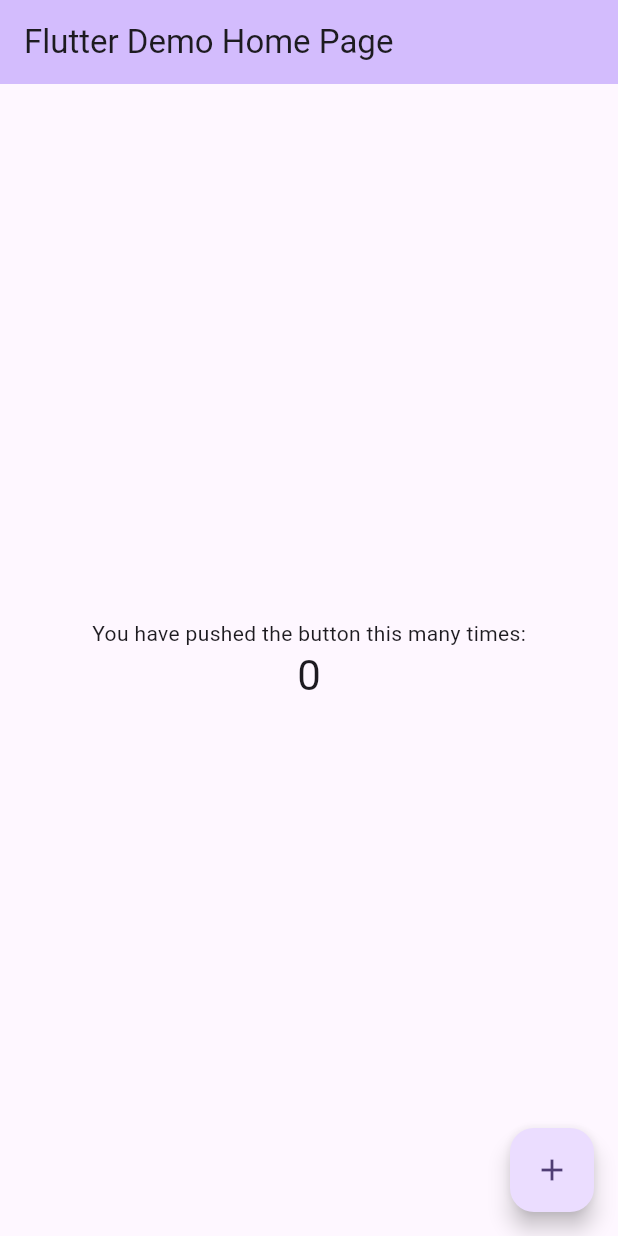
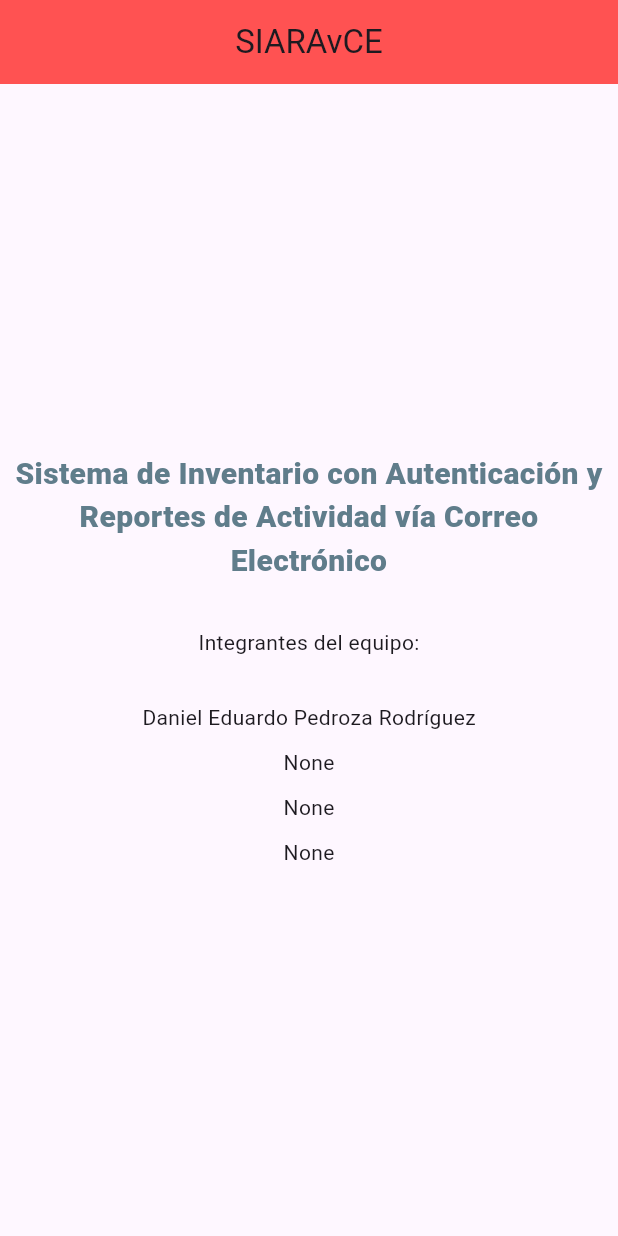
Before and after one commit to up220672/2024-3-POO-SIARAvCE, a Flutter app: the screen it shows after launch, on a phone screen of 412 x 824 dp. Run offline on Flutter 3.47's test engine with Material 3 defaults, Android fonts, the phone set to English and light mode, and no system bars; our stand-ins replace shared_preferences.

Commit message:
Se hizo responsiva la applicación

```diff
--- /dev/null
+++ b/frontend/devtools_options.yaml
@@ -0,0 +1,3 @@
+description: This file stores settings for Dart & Flutter DevTools.
+documentation: https://docs.flutter.dev/tools/devtools/extensions#configure-extension-enablement-states
+extensions:
--- /dev/null
+++ b/frontend/lib/database/singleton_db.dart
@@ -0,0 +1 @@
+// En este archivo ira nuestro Singleton para la conexión a la base de datos
--- /dev/null
+++ b/frontend/lib/login/info.txt
@@ -0,0 +1 @@
+En esta carpeta estará toda la lógica para poder iniciar sesión con Active Directory
--- a/frontend/lib/main.dart
+++ b/frontend/lib/main.dart
@@ -1,125 +1,38 @@
 import 'package:flutter/material.dart';
+import 'package:frontend/pages/home.dart';
+import 'package:frontend/theme/app_theme.dart';
+import 'package:provider/provider.dart';
 
-void main() {
-  runApp(const MyApp());
+void main() async {
+  // Crea el tema antes de ejecutar runApp()
+  final themeNotifier = AppThemeNotifier();
+  await themeNotifier.loadTheme();
+
+  runApp(MyApp(themeNotifier: themeNotifier));
 }
 
 class MyApp extends StatelessWidget {
-  const MyApp({super.key});
+  final AppThemeNotifier themeNotifier;
 
-  // This widget is the root of your application.
+  const MyApp({super.key, required this.themeNotifier});
+
   @override
   Widget build(BuildContext context) {
-    return MaterialApp(
-      title: 'Flutter Demo',
-      theme: ThemeData(
-        // This is the theme of your application.
-        //
-        // TRY THIS: Try running your application with "flutter run". You'll see
-        // the application has a purple toolbar. Then, without quitting the app,
-        // try changing the seedColor in the colorScheme below to Colors.green
-        // and then invoke "hot reload" (save your changes or press the "hot
-        // reload" button in a Flutter-supported IDE, or press "r" if you used
-        // the command line to start the app).
-        //
-        // Notice that the counter didn't reset back to zero; the application
-        // state is not lost during the reload. To reset the state, use hot
-        // restart instead.
-        //
-        // This works for code too, not just values: Most code changes can be
-        // tested with just a hot reload.
-        colorScheme: ColorScheme.fromSeed(seedColor: Colors.deepPurple),
-        useMaterial3: true,
+
+    return ChangeNotifierProvider.value(
+      value: themeNotifier,
+      child: Consumer<AppThemeNotifier>(
+        builder: (context, tema, _) {
+          return MaterialApp(
+            debugShowCheckedModeBanner: false,
+            theme: tema.appTheme.getTheme(),
+            initialRoute: '/home',
+            routes: {
+              '/home': (context) => HomePage(themeNotifier: tema),
+            },
+          );
+        },
       ),
-      home: const MyHomePage(title: 'Flutter Demo Home Page'),
     );
   }
 }
-
-class MyHomePage extends StatefulWidget {
-  const MyHomePage({super.key, required this.title});
-
-  // This widget is the home page of your application. It is stateful, meaning
-  // that it has a State object (defined below) that contains fields that affect
-  // how it looks.
-
-  // This class is the configuration for the state. It holds the values (in this
-  // case the title) provided by the parent (in this case the App widget) and
-  // used by the build method of the State. Fields in a Widget subclass are
-  // always marked "final".
-
-  final String title;
-
-  @override
-  State<MyHomePage> createState() => _MyHomePageState();
-}
-
-class _MyHomePageState extends State<MyHomePage> {
-  int _counter = 0;
-
-  void _incrementCounter() {
-    setState(() {
-      // This call to setState tells the Flutter framework that something has
-      // changed in this State, which causes it to rerun the build method below
-      // so that the display can reflect the updated values. If we changed
-      // _counter without calling setState(), then the build method would not be
-      // called again, and so nothing would appear to happen.
-      _counter++;
-    });
-  }
-
-  @override
-  Widget build(BuildContext context) {
-    // This method is rerun every time setState is called, for instance as done
-    // by the _incrementCounter method above.
-    //
-    // The Flutter framework has been optimized to make rerunning build methods
-    // fast, so that you can just rebuild anything that needs updating rather
-    // than having to individually change instances of widgets.
-    return Scaffold(
-      appBar: AppBar(
-        // TRY THIS: Try changing the color here to a specific color (to
-        // Colors.amber, perhaps?) and trigger a hot reload to see the AppBar
-        // change color while the other colors stay the same.
-        backgroundColor: Theme.of(context).colorScheme.inversePrimary,
-        // Here we take the value from the MyHomePage object that was created by
-        // the App.build method, and use it to set our appbar title.
-        title: Text(widget.title),
-      ),
-      body: Center(
-        // Center is a layout widget. It takes a single child and positions it
-        // in the middle of the parent.
-        child: Column(
-          // Column is also a layout widget. It takes a list of children and
-          // arranges them vertically. By default, it sizes itself to fit its
-          // children horizontally, and tries to be as tall as its parent.
-          //
-          // Column has various properties to control how it sizes itself and
-          // how it positions its children. Here we use mainAxisAlignment to
-          // center the children vertically; the main axis here is the vertical
-          // axis because Columns are vertical (the cross axis would be
-          // horizontal).
-          //
-          // TRY THIS: Invoke "debug painting" (choose the "Toggle Debug Paint"
-          // action in the IDE, or press "p" in the console), to see the
-          // wireframe for each widget.
-          mainAxisAlignment: MainAxisAlignment.center,
-          children: <Widget>[
-            const Text(
-              'You have pushed the button this many times:',
-            ),
-            Text(
-              '$_counter',
-              style: Theme.of(context).textTheme.headlineMedium,
-            ),
-          ],
-        ),
-      ),
-      floatingActionButton: FloatingActionButton(
-        onPressed: _incrementCounter,
-        tooltip: 'Increment',
-        child: const Icon(Icons.add),
-      ), // This trailing comma makes auto-formatting nicer for build methods.
-    );
-  }
-}
--- /dev/null
+++ b/frontend/lib/pages/home.dart
@@ -0,0 +1,27 @@
+import 'package:flutter/material.dart';
+import 'package:frontend/responsive/desktop/home.dart';
+import 'package:frontend/responsive/mobile/home.dart';
+import 'package:frontend/responsive/responsive_layout.dart';
+import 'package:frontend/theme/app_theme.dart';
+
+class HomePage extends StatefulWidget {
+  final AppThemeNotifier themeNotifier;
+
+  const HomePage({super.key, required this.themeNotifier});
+
+  @override
+  HomePageState createState() => HomePageState();
+}
+
+class HomePageState extends State<HomePage> {
+
+  @override
+  Widget build(BuildContext context) {
+    return const Scaffold(
+      body: ResponsiveLayout(
+        mobileBody: HomeMobile(),
+        desktopBody: HomeDesktop(),
+      ),
+    );
+  }
+}
--- /dev/null
+++ b/frontend/lib/pages/info.txt
@@ -0,0 +1 @@
+En esta carpeta estarán las pantallas de nuestra aplicación
--- /dev/null
+++ b/frontend/lib/responsive/desktop/home.dart
@@ -0,0 +1,33 @@
+import 'package:flutter/material.dart';
+
+class HomeDesktop extends StatelessWidget {
+  const HomeDesktop({super.key});
+
+  @override
+  Widget build(BuildContext context) {
+    return Scaffold(
+      appBar: AppBar(
+        title: const Text('Sistema de Inventario con Autenticación y Reportes de Actividad vía Correo Electrónico'),
+        centerTitle: true,
+        backgroundColor: Colors.amberAccent,
+      ),
+      body: const Center(
+        child: Column(
+          crossAxisAlignment: CrossAxisAlignment.center,
+          mainAxisAlignment: MainAxisAlignment.center,
+          children: [
+            Text("Integrantes del equipo:"),
+            SizedBox(height: 30),
+            Text("Daniel Eduardo Pedroza Rodríguez"),
+            SizedBox(height: 10),
+            Text("None"),
+            SizedBox(height: 10),
+            Text("None"),
+            SizedBox(height: 10),
+            Text("None"),
+          ],
+        ),
+      ),
+    );
+  }
+}
--- /dev/null
+++ b/frontend/lib/responsive/dimensions.dart
@@ -0,0 +1,3 @@
+// set the common device dimensions here for mobile / tablet / desktop
+
+const mobileWidth = 900;
--- /dev/null
+++ b/frontend/lib/responsive/mobile/home.dart
@@ -0,0 +1,39 @@
+import 'package:flutter/material.dart';
+
+class HomeMobile extends StatelessWidget {
+  const HomeMobile({super.key});
+
+  @override
+  Widget build(BuildContext context) {
+    return Scaffold(
+      appBar: AppBar(
+        title: const Text('SIARAvCE'),
+        centerTitle: true,
+        backgroundColor: Colors.redAccent,
+      ),
+      body: const Center(
+        child: Column(
+          crossAxisAlignment: CrossAxisAlignment.center,
+          mainAxisAlignment: MainAxisAlignment.center,
+          children: [
+            Text(
+              'Sistema de Inventario con Autenticación y Reportes de Actividad vía Correo Electrónico',
+              textAlign: TextAlign.center,
+              style: TextStyle(fontSize: 20, fontWeight: FontWeight.w900, color: Colors.blueGrey),
+            ),
+            SizedBox(height: 30),
+            Text("Integrantes del equipo:"),
+            SizedBox(height: 30),
+            Text("Daniel Eduardo Pedroza Rodríguez"),
+            SizedBox(height: 10),
+            Text("None"),
+            SizedBox(height: 10),
+            Text("None"),
+            SizedBox(height: 10),
+            Text("None"),
+          ],
+        ),
+      ),
+    );
+  }
+}
--- /dev/null
+++ b/frontend/lib/responsive/responsive_layout.dart
@@ -0,0 +1,26 @@
+import 'package:flutter/material.dart';
+import 'dimensions.dart';
+
+class ResponsiveLayout extends StatelessWidget {
+  final Widget mobileBody;
+  final Widget desktopBody;
+
+  const ResponsiveLayout({
+    super.key,
+    required this.mobileBody,
+    required this.desktopBody}
+  );
+
+  @override
+  Widget build(BuildContext context) {
+    return LayoutBuilder(
+      builder: (context, constraints) {
+        if (constraints.maxWidth < mobileWidth) {
+          return mobileBody;
+        } else {
+          return desktopBody;
+        }
+      },
+    );
+  }
+}
--- /dev/null
+++ b/frontend/lib/theme/app_theme.dart
@@ -0,0 +1,62 @@
+import 'package:flutter/material.dart';
+import 'package:shared_preferences/shared_preferences.dart';
+
+// Notificador para manejar el tema de la aplicación
+class AppThemeNotifier extends ChangeNotifier {
+  late AppTheme _appTheme;
+
+  // Obtener el tema actual
+  AppTheme get appTheme => _appTheme;
+
+  // Cargar el tema guardado desde SharedPreferences
+  Future<void> loadTheme() async {
+    final prefs = await SharedPreferences.getInstance();
+    _appTheme = AppTheme.fromSharedPreferences(prefs);
+    notifyListeners();
+  }
+
+  // Actualizar el tema y guardarlo en SharedPreferences
+  Future<void> updateTheme(AppTheme newTheme) async {
+    _appTheme = newTheme;
+    await _appTheme.saveThemeToSharedPreferences();
+    notifyListeners();
+  }
+}
+
+// Clase que maneja los detalles del tema (color y brillo)
+class AppTheme {
+  Color selectedColor; // Color principal del tema
+  final Brightness brightness; // Brillo (claro u oscuro)
+
+  // Constructor con color predeterminado #4b4158 y brillo oscuro
+  AppTheme({
+    this.selectedColor = const Color(0xFF4B4158),
+    this.brightness = Brightness.dark,
+  });
+
+  // Cargar el tema desde SharedPreferences
+  static AppTheme fromSharedPreferences(SharedPreferences prefs) {
+    int colorValue = prefs.getInt('selectedColor') ?? const Color(0xFF4B4158).value;
+    Color selectedColor = Color(colorValue);
+    Brightness brightness = prefs.getString('brightness') == 'Brightness.dark'
+        ? Brightness.dark
+        : Brightness.light;
+    return AppTheme(selectedColor: selectedColor, brightness: brightness);
+  }
+
+  // Guardar el tema en SharedPreferences
+  Future<void> saveThemeToSharedPreferences() async {
+    final prefs = await SharedPreferences.getInstance();
+    await prefs.setInt('selectedColor', selectedColor.value);
+    await prefs.setString('brightness',
+        brightness == Brightness.dark ? 'Brightness.dark' : 'Brightness.light');
+  }
+
+  // Obtener el tema para aplicar a la aplicación
+  ThemeData getTheme() {
+    return ThemeData(
+      brightness: brightness,
+      colorSchemeSeed: selectedColor, // Usa el color seleccionado
+    );
+  }
+}
```
Also changed, not shown: frontend/pubspec.yaml (+4 -17 lines), frontend/pubspec.lock, 3 other files.
